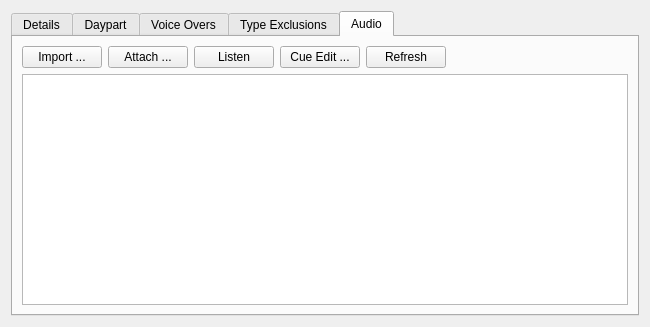
First picture: the form in rave/traffik/spotform.ui, repository pgathogo/raven, before the edit.
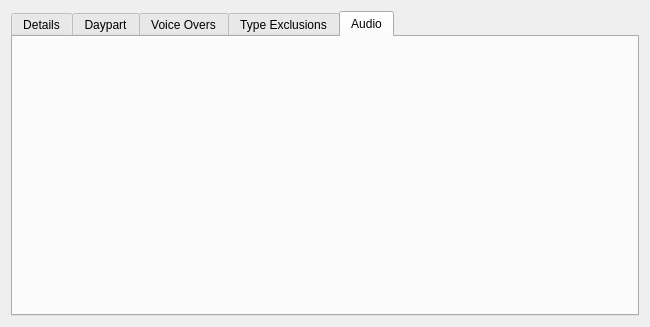
Second picture: the form after the edit.

Commit message:
Added SpotAudio, SpotAudioBrowser classes.
Classes to handle audio files for spots. Also replaced Track class
with Audio class.

```diff
--- a/rave/traffik/spotform.ui
+++ b/rave/traffik/spotform.ui
@@ -152,59 +152,7 @@
       </attribute>
       <layout class="QVBoxLayout" name="verticalLayout_2">
        <item>
-        <layout class="QHBoxLayout" name="horizontalLayout">
-         <item>
-          <widget class="QPushButton" name="btnImport">
-           <property name="text">
-            <string>Import ...</string>
-           </property>
-          </widget>
-         </item>
-         <item>
-          <widget class="QPushButton" name="btnAttach">
-           <property name="text">
-            <string>Attach ...</string>
-           </property>
-          </widget>
-         </item>
-         <item>
-          <widget class="QPushButton" name="btnListen">
-           <property name="text">
-            <string>Listen</string>
-           </property>
-          </widget>
-         </item>
-         <item>
-          <widget class="QPushButton" name="btnCueEdit">
-           <property name="text">
-            <string>Cue Edit ...</string>
-           </property>
-          </widget>
-         </item>
-         <item>
-          <widget class="QPushButton" name="btnRefresh">
-           <property name="text">
-            <string>Refresh</string>
-           </property>
-          </widget>
-         </item>
-         <item>
-          <spacer name="horizontalSpacer">
-           <property name="orientation">
-            <enum>Qt::Horizontal</enum>
-           </property>
-           <property name="sizeHint" stdset="0">
-            <size>
-             <width>40</width>
-             <height>20</height>
-            </size>
-           </property>
-          </spacer>
-         </item>
-        </layout>
-       </item>
-       <item>
-        <widget class="QTableView" name="tvAudio"/>
+        <layout class="QVBoxLayout" name="vlSpotAudio"/>
        </item>
       </layout>
      </widget>
```
The commit also changes 99 other files.
